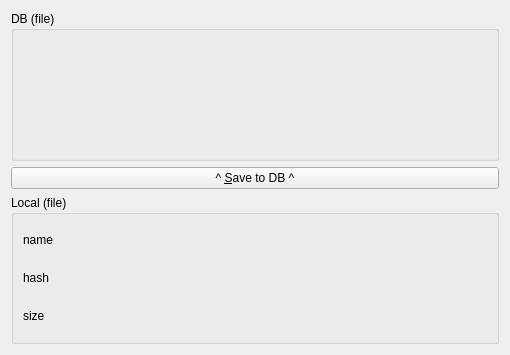
Before: the Qt Designer form fileinfowidget.ui in theme/MangaLib, drawn with Qt 5.
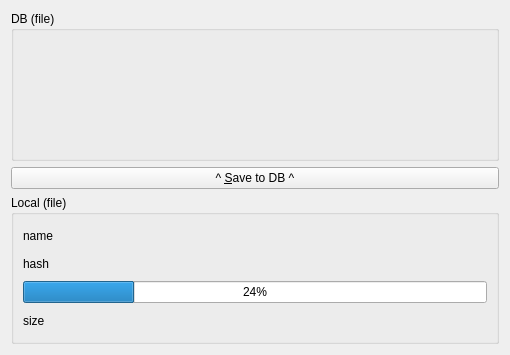
After: the same form once the commit is applied.

Commit message: add hashing progress bar.

```diff
--- a/fileinfowidget.ui
+++ b/fileinfowidget.ui
@@ -49,6 +49,13 @@
         </property>
        </widget>
       </item>
+      <item>
+       <widget class="QProgressBar" name="lhashProgress">
+        <property name="value">
+         <number>24</number>
+        </property>
+       </widget>
+      </item>
       <item>
        <widget class="QLabel" name="lsize">
         <property name="text">
```
The commit also changes 4 other files.
